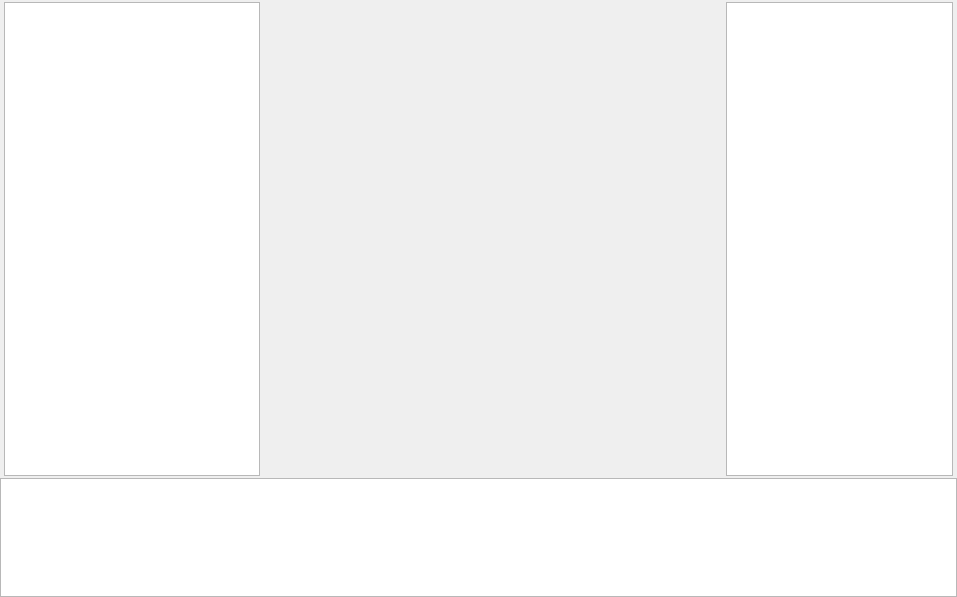
DrillUp/DrillGIFActionSequenceEditor, file DrillGIFActionSequenceEditor/Source/ActionSeqModule/statePart/p_StatePart.ui: the form before one commit.
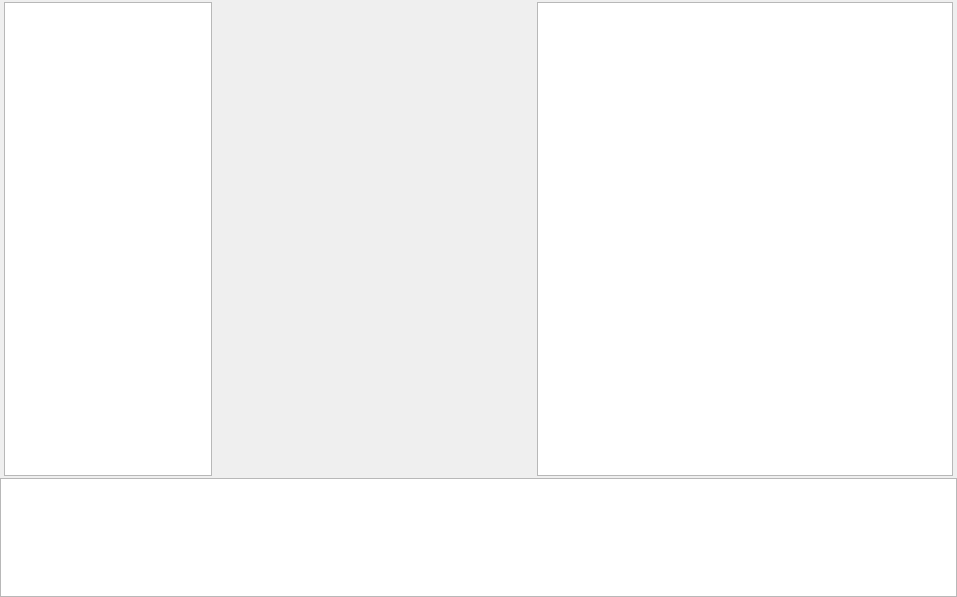
The form after the commit.

Patch:
```diff
--- a/DrillGIFActionSequenceEditor/Source/ActionSeqModule/statePart/p_StatePart.ui
+++ b/DrillGIFActionSequenceEditor/Source/ActionSeqModule/statePart/p_StatePart.ui
@@ -46,7 +46,7 @@
       </property>
       <item>
        <widget class="QWidget" name="widget_2" native="true">
-        <layout class="QHBoxLayout" name="horizontalLayout_2" stretch="0,2,1">
+        <layout class="QHBoxLayout" name="horizontalLayout_2" stretch="2,3,4">
          <property name="leftMargin">
           <number>4</number>
          </property>
```
